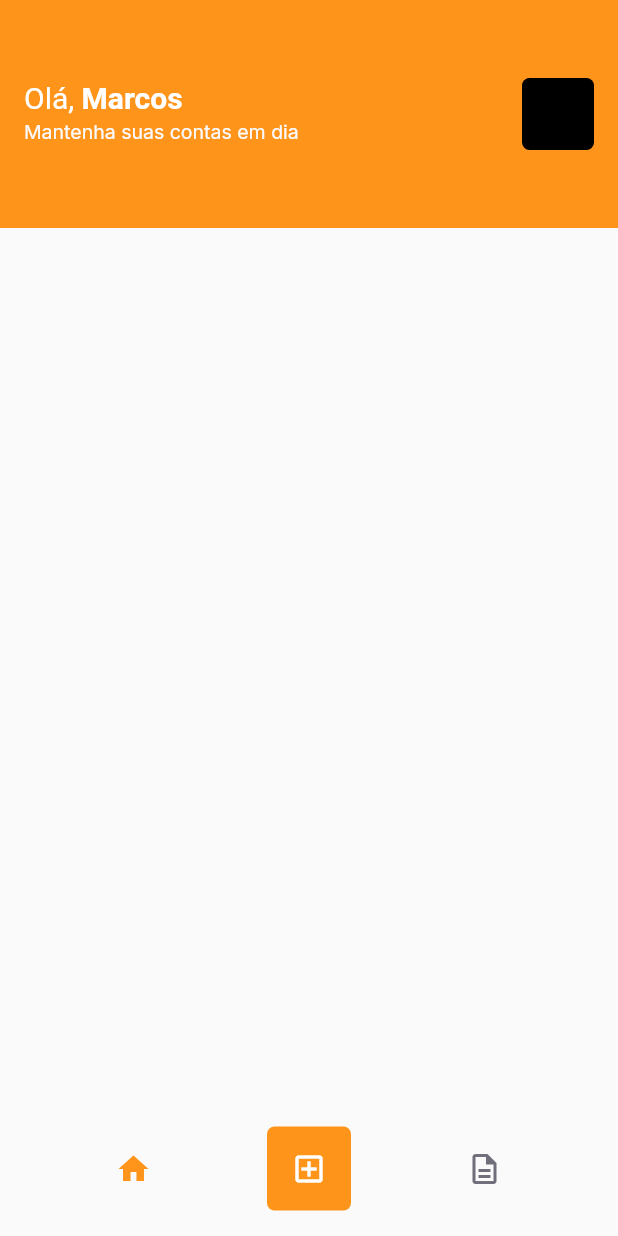
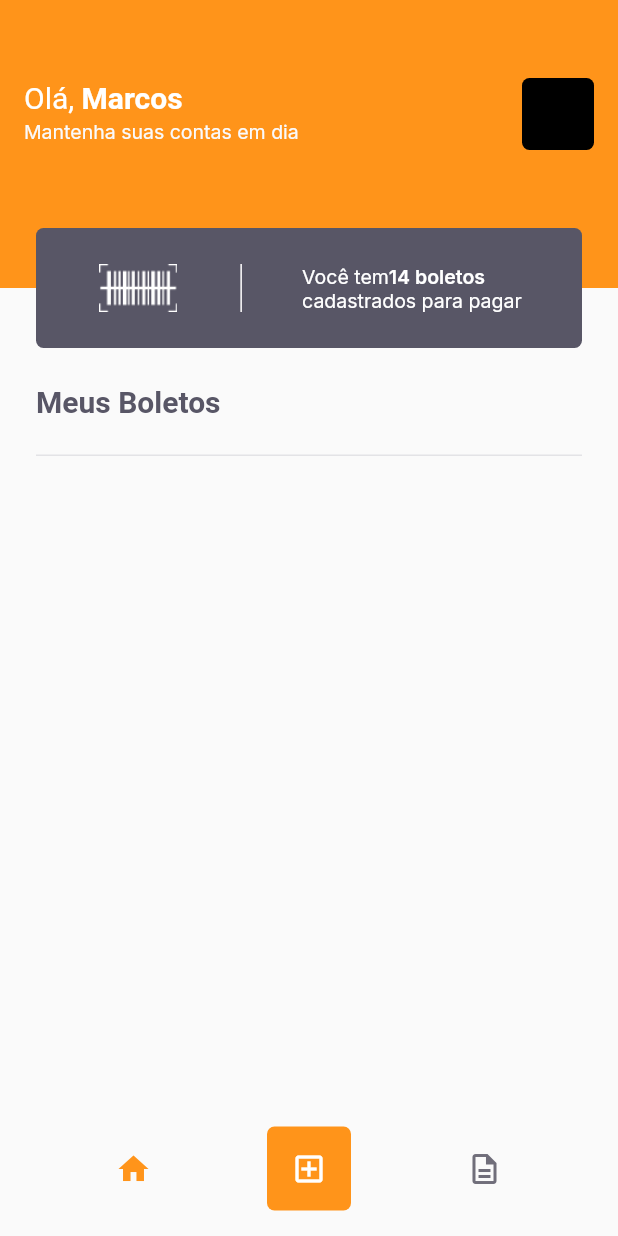
Before and after one commit to marcosferreira/payflow, a Flutter app: the HomePage screen opened by its route, on a phone screen of 412 x 824 dp. Run offline on Flutter 3.47's test engine with Material 2 defaults, Android fonts, the phone set to English and light mode, and no system bars; our stand-ins replace camera, firebase_core, flutter_masked_text2, font_awesome_flutter, google_fonts, google_sign_in and 2 more; missing offline and left inert: google_ml_kit; accounts and stored records are empty.

Commit message:
fixing error instance boleto_model in function OnChange and create layout meus_boletos_page

```diff
--- a/lib/modules/home/home_page.dart
+++ b/lib/modules/home/home_page.dart
@@ -1,5 +1,6 @@
 import 'package:flutter/material.dart';
 import 'package:payflow/modules/home/home_controller.dart';
+import 'package:payflow/modules/meus_boletos/meus_boletos_page.dart';
 import 'package:payflow/shared/themes/app_colors.dart';
 import 'package:payflow/shared/themes/app_text_styles.dart';
 import 'package:payflow/shared/widget/boleto_list/boleto_list_widget.dart';
@@ -14,13 +15,16 @@ class HomePage extends StatefulWidget {
 class _HomePageState extends State<HomePage> {
   final controller = HomeController();
   final pages = [
+    MeusBoletosPage(),
+    Container(
+      child: BoletoListWidget(),
+    ),
     Container(
       child: Padding(
         padding: const EdgeInsets.all(8.0),
         child: BoletoListWidget(),
       ),
     ),
-    Container(color: Colors.blue),
   ];
 
   @override
--- a/lib/modules/insert_boleto/insert_boleto_controller.dart
+++ b/lib/modules/insert_boleto/insert_boleto_controller.dart
@@ -4,7 +4,7 @@ import 'package:shared_preferences/shared_preferences.dart';
 
 class InsertBoletoControler {
   final formKey = GlobalKey<FormState>();
-  final BoletoModel model = BoletoModel();
+  BoletoModel model = BoletoModel();
 
   String? validateName(String? value) {
     return value?.isEmpty ?? true
@@ -34,7 +34,7 @@ class InsertBoletoControler {
     double? value,
     String? barcode,
   }) {
-    model.copyWith(
+    model = model.copyWith(
       name: name,
       dueDate: dueDate,
       value: value,
--- /dev/null
+++ b/lib/modules/meus_boletos/meus_boletos_page.dart
@@ -0,0 +1,64 @@
+import 'package:flutter/material.dart';
+import 'package:payflow/shared/themes/app_colors.dart';
+import 'package:payflow/shared/themes/app_text_styles.dart';
+import 'package:payflow/shared/widget/boleto_info/boleto_info_widget.dart';
+import 'package:payflow/shared/widget/boleto_list/boleto_list_widget.dart';
+
+class MeusBoletosPage extends StatefulWidget {
+  const MeusBoletosPage({Key? key}) : super(key: key);
+
+  @override
+  _MeusBoletosPageState createState() => _MeusBoletosPageState();
+}
+
+class _MeusBoletosPageState extends State<MeusBoletosPage> {
+  @override
+  Widget build(BuildContext context) {
+    return SingleChildScrollView(
+      child: Column(
+        children: [
+          Stack(
+            children: [
+              Container(
+                width: double.maxFinite,
+                height: 40,
+                color: AppColors.primary,
+              ),
+              Padding(
+                padding: const EdgeInsets.symmetric(horizontal: 24),
+                child: BoletoInfoWidget(size: 14),
+              ),
+            ],
+          ),
+          Padding(
+            padding: const EdgeInsets.symmetric(horizontal: 24),
+            child: Column(
+              children: [
+                Padding(
+                  padding: const EdgeInsets.only(top: 24),
+                  child: Row(
+                    children: [
+                      Text(
+                        'Meus Boletos',
+                        style: TextStyles.titleBoldHeading,
+                      ),
+                    ],
+                  ),
+                ),
+                Padding(
+                  padding: EdgeInsets.symmetric(vertical: 24),
+                  child: Divider(
+                    thickness: 1,
+                    height: 1,
+                    color: AppColors.stroke,
+                  ),
+                ),
+                BoletoListWidget()
+              ],
+            ),
+          )
+        ],
+      ),
+    );
+  }
+}
--- /dev/null
+++ b/lib/shared/widget/boleto_info/boleto_info_widget.dart
@@ -0,0 +1,52 @@
+import 'package:flutter/material.dart';
+import 'package:payflow/shared/themes/app_colors.dart';
+import 'package:payflow/shared/themes/app_images.dart';
+import 'package:payflow/shared/themes/app_text_styles.dart';
+
+class BoletoInfoWidget extends StatelessWidget {
+  final int size;
+  const BoletoInfoWidget({Key? key, required this.size}) : super(key: key);
+
+  @override
+  Widget build(BuildContext context) {
+    return Container(
+      decoration: BoxDecoration(
+        color: AppColors.secondary,
+        borderRadius: BorderRadius.circular(5),
+      ),
+      height: 80,
+      child: Padding(
+        padding: const EdgeInsets.symmetric(vertical: 24),
+        child: Row(
+          mainAxisAlignment: MainAxisAlignment.spaceEvenly,
+          children: [
+            Image.asset(
+              AppImages.logomini,
+              color: AppColors.background,
+              width: 56,
+              height: 34,
+            ),
+            Container(
+              width: 1,
+              height: 32,
+              color: AppColors.background,
+            ),
+            Text.rich(TextSpan(
+                text: 'Você tem',
+                style: TextStyles.captionBackground,
+                children: [
+                  TextSpan(
+                    text: '$size boletos\n',
+                    style: TextStyles.captionBoldBackground,
+                  ),
+                  TextSpan(
+                    text: 'cadastrados para pagar',
+                    style: TextStyles.captionBackground,
+                  )
+                ])),
+          ],
+        ),
+      ),
+    );
+  }
+}
```
